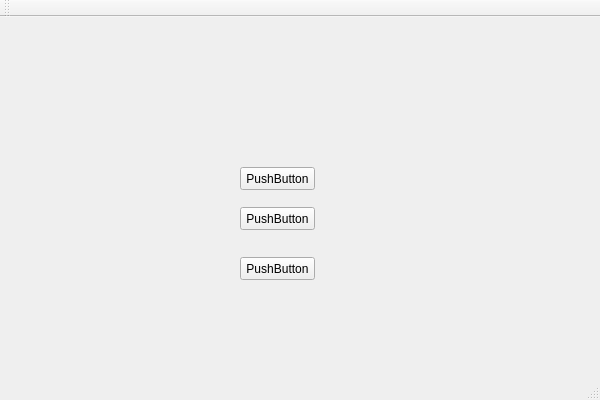
2YeongHoon/QTFrom, file QTForm/QTForm.ui: the form before one commit.
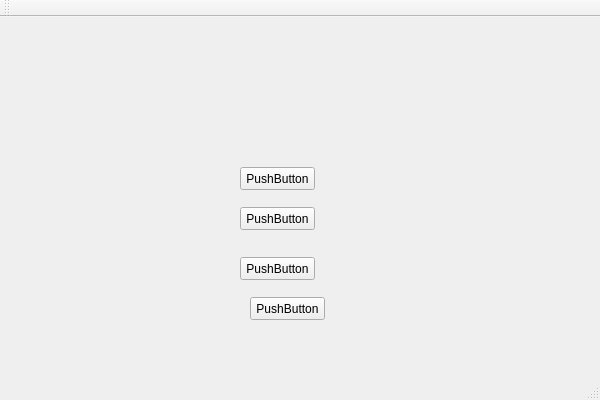
The form after the commit.

Diff of the .ui file:
```diff
--- a/QTForm/QTForm.ui
+++ b/QTForm/QTForm.ui
@@ -53,6 +53,19 @@
      <string>PushButton</string>
     </property>
    </widget>
+   <widget class="QPushButton" name="pushButton_4">
+    <property name="geometry">
+     <rect>
+      <x>250</x>
+      <y>280</y>
+      <width>75</width>
+      <height>23</height>
+     </rect>
+    </property>
+    <property name="text">
+     <string>PushButton</string>
+    </property>
+   </widget>
   </widget>
   <widget class="QMenuBar" name="menuBar">
    <property name="geometry">
```
